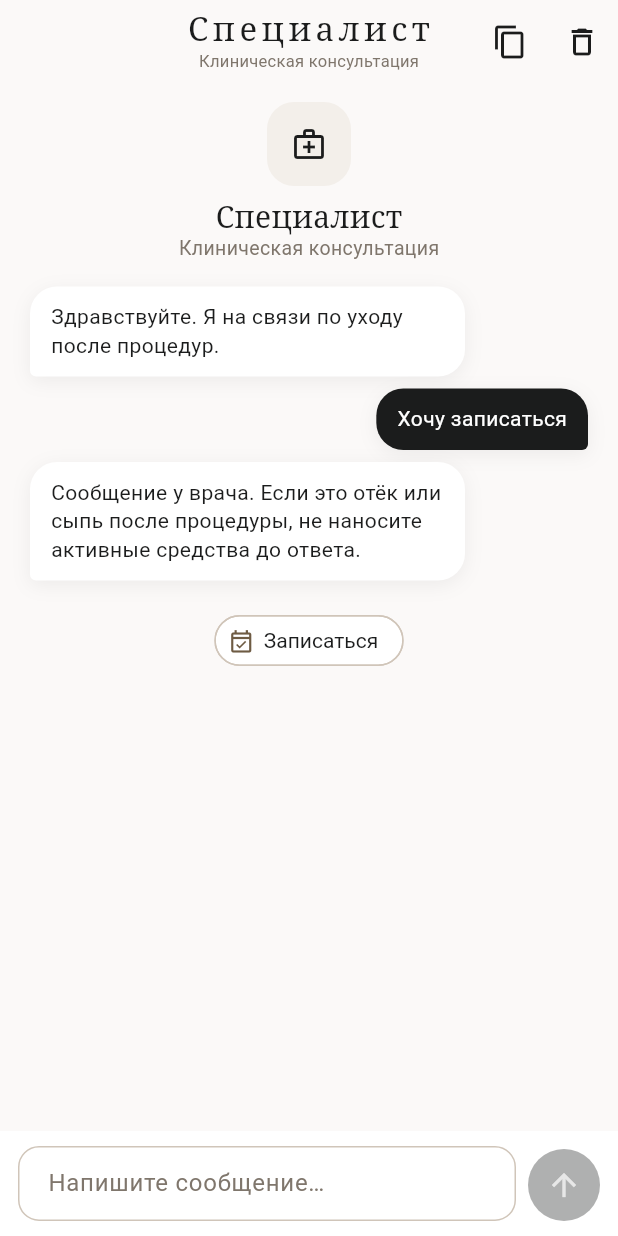
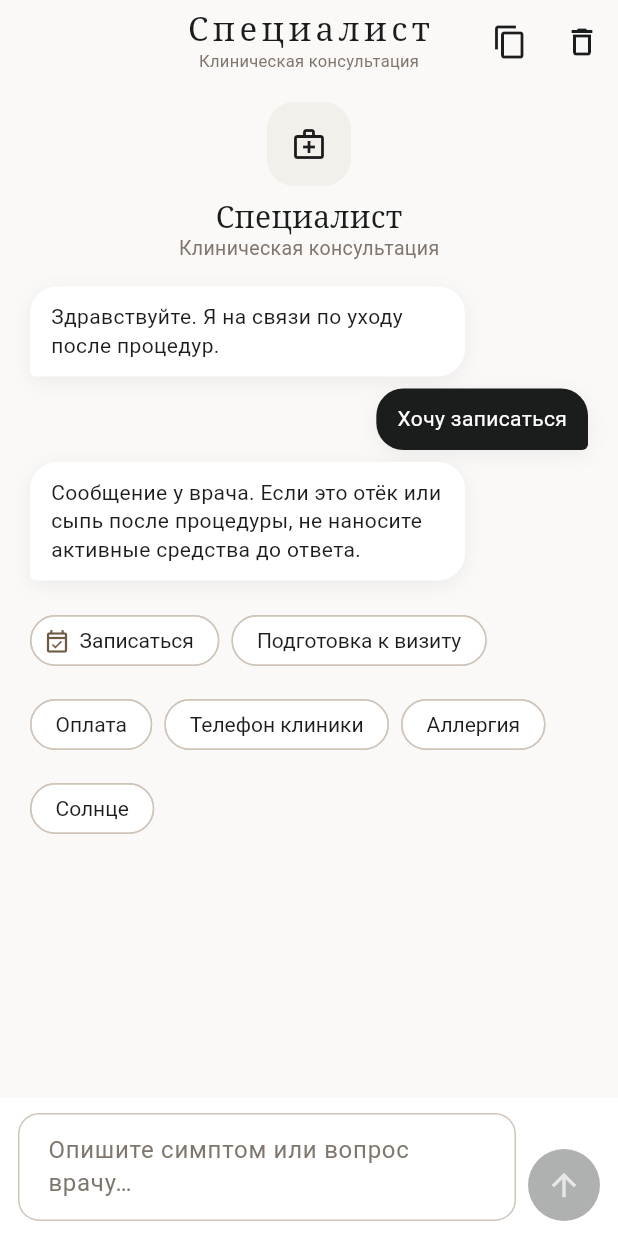
Before and after one commit to sifonyarya-afk/cult, a Flutter app: the ChatThreadPage screen opened directly, after a tap on "Хочу записаться", on a phone screen of 412 x 824 dp. Run offline on Flutter 3.47's test engine with Material 3 defaults, Android fonts, the phone set to English and light mode, and no system bars; our stand-ins replace shared_preferences; accounts and stored records are empty; network calls fail.

Commit message:
Polish aftercare answers, chat follow-ups, and settings.
Add sun/sport/alcohol/fasting bot replies and chips, keep quick tips
after the first message, contextual chat hints, offer copy, settings
autofill, and a Настройки menu entry.

Co-authored-by: vladlazarevmp9875 <vladlazarevmp9875@rambler.ru>

```diff
--- a/mobile/lib/main.dart
+++ b/mobile/lib/main.dart
@@ -606,6 +606,11 @@ class _ShellState extends State<Shell> {
                     : const AuthPage(allowSkip: false),
               ),
             ),
+            ListTile(
+              leading: const Icon(Icons.settings_outlined),
+              title: const Text('Настройки'),
+              onTap: () => _go(sheetContext, const SettingsPage()),
+            ),
           ],
         ),
       ),
--- a/mobile/lib/pages/talk.dart
+++ b/mobile/lib/pages/talk.dart
@@ -229,6 +229,18 @@ class _ChatThreadPageState extends State<ChatThreadPage> {
     'Документы',
     'Аллергия',
     'Длительность',
+    'Солнце',
+    'Спорт',
+    'Алкоголь',
+    'Натощак',
+  ];
+
+  static const _followUp = <String>[
+    'Подготовка к визиту',
+    'Оплата',
+    'Телефон клиники',
+    'Аллергия',
+    'Солнце',
   ];
 
   @override
@@ -399,6 +411,10 @@ class _ChatThreadPageState extends State<ChatThreadPage> {
                     ),
                   ] else ...[
                     const SizedBox(height: 8),
+                    Wrap(
+                      spacing: 8,
+                      runSpacing: 8,
+                      children: [
                         ActionChip(
                           avatar: const Icon(
                             Icons.event_available_outlined,
@@ -409,6 +425,13 @@ class _ChatThreadPageState extends State<ChatThreadPage> {
                             cultTapFeedback();
                             pushPage(context, const BookingPage());
                           },
+                        ),
+                        for (final tip in _followUp)
+                          ActionChip(
+                            label: Text(tip),
+                            onPressed: () => _send(store, tip),
+                          ),
+                      ],
                     ),
                   ],
                 ],
@@ -434,8 +457,12 @@ class _ChatThreadPageState extends State<ChatThreadPage> {
                         maxLines: 4,
                         textInputAction: TextInputAction.send,
                         onSubmitted: (_) => _send(store, _text.text),
-                        decoration: const InputDecoration(
-                          hintText: 'Напишите сообщение…',
+                        decoration: InputDecoration(
+                          hintText: widget.contactId == 'bot'
+                              ? 'Спросите про запись, уход, оплату…'
+                              : widget.contactId == 'specialist'
+                              ? 'Опишите симптом или вопрос врачу…'
+                              : 'Напишите администратору…',
                           filled: true,
                         ),
                       ),
--- a/mobile/lib/store.dart
+++ b/mobile/lib/store.dart
@@ -941,8 +941,38 @@ class ClinicStore extends ChangeNotifier {
       if (q.contains('длительн') ||
           q.contains('сколько длит') ||
           q.contains('сколько занимает') ||
-          q.contains('как долго')) {
+          q.contains('сколько по времени')) {
         return 'Длительность зависит от протокола: уход 45–90 минут, инъекции и аппаратные — обычно до часа с консультацией. Точное время видно при записи на слот.';
+      }
+      if (q.contains('солнц') ||
+          q.contains('загар') ||
+          q.contains('spf') ||
+          q.contains('ультрафиолет')) {
+        return 'После большинства процедур избегайте прямого солнца 7–14 дней и используйте SPF 50. Солярий и интенсивный загар — только с разрешения врача.';
+      }
+      if (q.contains('алкогол') || q.contains('вино') || q.contains('выпив')) {
+        return 'Алкоголь лучше исключить за сутки до инъекций и аппаратных протоколов и 24–48 часов после — меньше отёков и синяков. Уточните у врача по вашей процедуре.';
+      }
+      if (q.contains('спорт') ||
+          q.contains('фитнес') ||
+          q.contains('трениров') ||
+          q.contains('спортзал')) {
+        return 'Интенсивный спорт обычно пауза 24–72 часа после инъекций и аппаратных. Лёгкая ходьба — чаще можно; точные сроки скажет врач в чате.';
+      }
+      if (q.contains('бассейн') ||
+          q.contains('саун') ||
+          q.contains('хамам') ||
+          q.contains('парн')) {
+        return 'Бассейн, сауна и хамам — обычно пауза несколько дней после инъекций и травматичных протоколов. Спросите врача по вашей дате процедуры.';
+      }
+      if (q.contains('натощак') ||
+          q.contains('голодн') ||
+          q.contains('не есть') ||
+          q.contains('перед анализ')) {
+        return 'На забор крови чаще приходят натощак 8–12 часов, воду можно. Точный список анализов и подготовку подтвердит администратор или лаборатория.';
+      }
+      if (q.contains('макияж') && !q.contains('перманент')) {
+        return 'Декоративный макияж на зону процедуры обычно откладывают на 24 часа и дольше после инъекций. На визит лучше прийти без плотного тона на лице.';
       }
       if (q.contains('бонус')) {
         return 'Новым клиентам — 3 000 ₽ welcome-бонус. Баланс смотрите в профиле.';
@@ -1071,6 +1101,13 @@ class ClinicStore extends ChangeNotifier {
           q.contains('аллерг')) {
         return 'Напишите дату процедуры и список аллергий или препаратов — дам персональную подготовку до визита.';
       }
+      if (q.contains('солнц') ||
+          q.contains('спорт') ||
+          q.contains('бассейн') ||
+          q.contains('саун') ||
+          q.contains('алкогол')) {
+        return 'Опишите процедуру и дату — скажу, когда можно солнце, спорт, бассейн и алкоголь в вашем случае.';
+      }
       return 'Сообщение у врача. Если это отёк или сыпь после процедуры, не наносите активные средства до ответа.';
     }
     if (q.contains('отмен') || q.contains('перенес') || q.contains('перенос')) {
```
Also changed, not shown: mobile/lib/pages/cabinet.dart (+11 -1 lines), mobile/lib/pages/home.dart (+19 -0 lines), 1 other file. Lines whose indentation alone changed are shown as unchanged.
